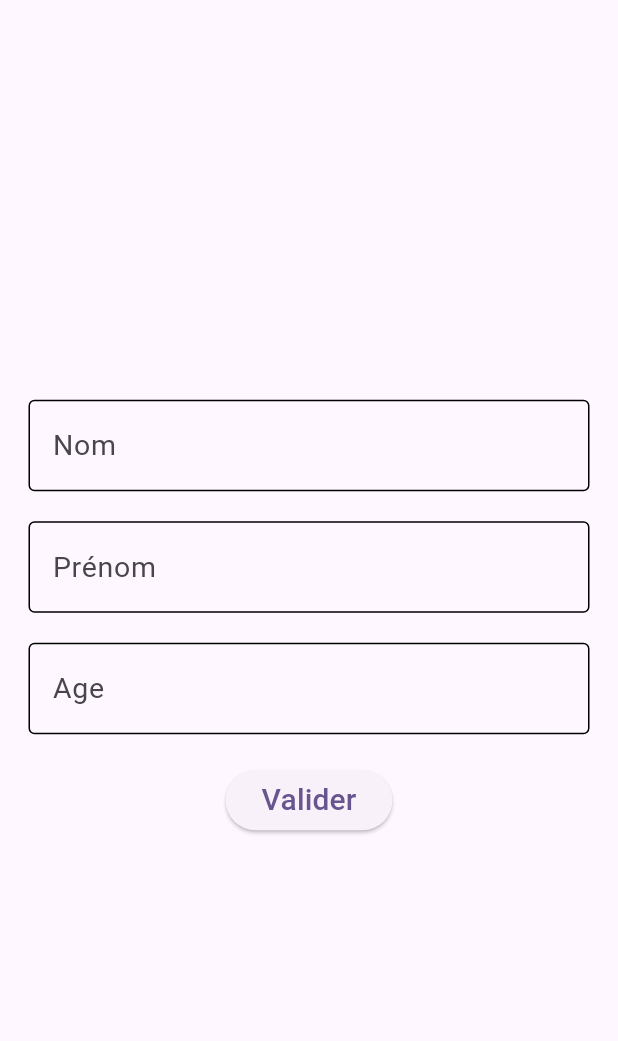
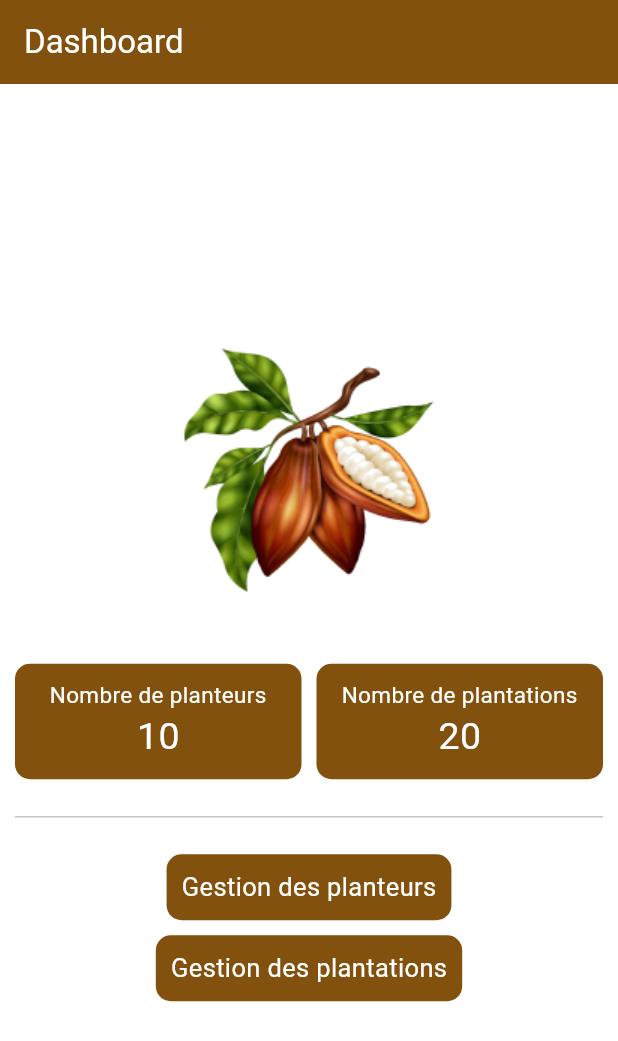
Before and after one commit to momole02/formation-flutter-inexa, a Flutter app: the screen it shows after launch, on a phone screen of 412 x 824 dp. Shown: the top 1041 px of the screen. Run offline on Flutter 3.47's test engine with Material 3 defaults, Android fonts, the phone set to English and light mode, and no system bars.

Commit message:
feat: formation flutter session 3

```diff
--- /dev/null
+++ b/lib/colors.dart
@@ -0,0 +1,5 @@
+import 'package:flutter/material.dart';
+
+const backgroundColor = Colors.white;
+const primary = Color.fromRGBO(129, 81, 13, 1);
+const onPrimary = Colors.white;
--- a/lib/main.dart
+++ b/lib/main.dart
@@ -3,6 +3,7 @@ import 'package:agri_app/demo_formulaire.dart';
 import 'package:agri_app/demo_formulaire_connexion.dart';
 import 'package:agri_app/demo_formulaire_inscription.dart';
 import 'package:agri_app/page_accueil.dart';
+import 'package:agri_app/page_dashboard.dart';
 import 'package:flutter/material.dart';
 
 void main() {
@@ -20,9 +21,9 @@ class MyApp extends StatelessWidget {
         colorScheme: ColorScheme.fromSeed(
           seedColor: Colors.deepPurple,
         ),
-        useMaterial3: true,
+        // useMaterial3: true,
       ),
-      home: const DemoFormulaireInscription(),
+      home: const PageDashboard(),
     );
   }
 }
--- /dev/null
+++ b/lib/page_dashboard.dart
@@ -0,0 +1,96 @@
+import 'package:agri_app/colors.dart';
+import 'package:flutter/material.dart';
+
+class PageDashboard extends StatelessWidget {
+  const PageDashboard({super.key});
+
+  @override
+  Widget build(BuildContext context) {
+    return Scaffold(
+      backgroundColor: backgroundColor,
+      appBar: AppBar(
+        title: const Text("Dashboard"),
+        foregroundColor: onPrimary,
+        backgroundColor: primary,
+      ),
+      body: Padding(
+        padding: const EdgeInsets.all(10.0),
+        child: Column(
+          mainAxisAlignment: MainAxisAlignment.center,
+          children: [
+            Image.asset("assets/logo.png"),
+            const SizedBox(height: 30),
+            Row(
+              children: [
+                Expanded(
+                  child: buildIndicateur(
+                    "Nombre de planteurs",
+                    "10",
+                  ),
+                ),
+                const SizedBox(width: 10),
+                Expanded(
+                  child: buildIndicateur(
+                    "Nombre de plantations",
+                    "20",
+                  ),
+                ),
+              ],
+            ),
+            const Divider(height: 50),
+            Column(
+              children: [
+                buildMenu("Gestion des planteurs"),
+                const SizedBox(height: 10),
+                buildMenu("Gestion des plantations"),
+              ],
+            ),
+          ],
+        ),
+      ),
+    );
+  }
+
+  Container buildMenu(String titre) {
+    return Container(
+      padding: const EdgeInsets.all(10),
+      decoration: BoxDecoration(
+        color: primary,
+        borderRadius: BorderRadius.circular(10),
+      ),
+      child: Text(
+        titre,
+        style: const TextStyle(fontSize: 17, color: onPrimary),
+      ),
+    );
+  }
+
+  Widget buildIndicateur(String titre, String valeur) {
+    return Container(
+      padding: const EdgeInsets.all(10),
+      decoration: BoxDecoration(
+        color: primary,
+        borderRadius: BorderRadius.circular(10),
+      ),
+      child: Column(
+        children: [
+          Text(
+            titre,
+            textAlign: TextAlign.center,
+            style: const TextStyle(
+              fontSize: 15,
+              color: onPrimary,
+            ),
+          ),
+          Text(
+            valeur,
+            style: const TextStyle(
+              fontSize: 25,
+              color: onPrimary,
+            ),
+          ),
+        ],
+      ),
+    );
+  }
+}
--- a/pubspec.yaml
+++ b/pubspec.yaml
@@ -59,9 +59,8 @@ flutter:
   uses-material-design: true
 
   # To add assets to your application, add an assets section, like this:
-  # assets:
-  #   - images/a_dot_burr.jpeg
-  #   - images/a_dot_ham.jpeg
+  assets:
+    - assets/
 
   # An image asset can refer to one or more resolution-specific "variants", see
   # https://flutter.dev/to/resolution-aware-images
```
Also changed, not shown: assets/logo.png (added).
